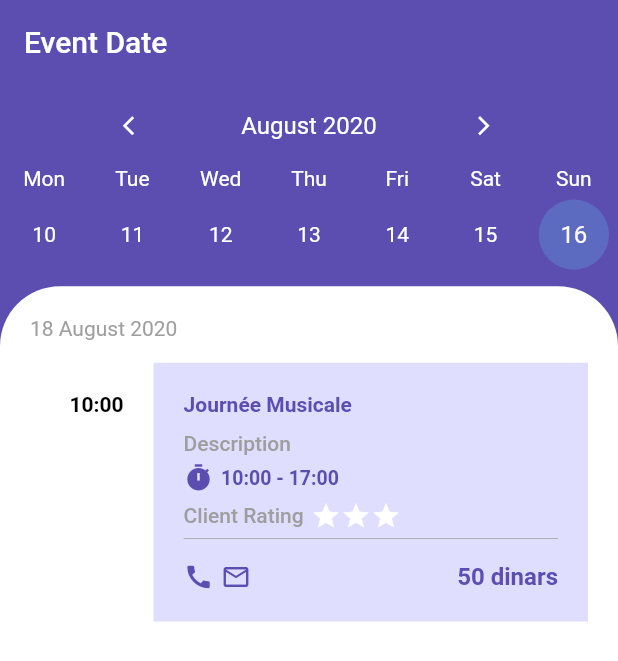
After one commit to Linagharbi/Education-app-flutter, a Flutter app: the calendarPage screen opened directly, on a phone screen of 412 x 824 dp. The commit adds this screen. Shown: the top 661 px of the screen. Run offline on Flutter 3.47's test engine with Material 2 defaults, Android fonts, the phone set to English and light mode, and no system bars; drawn by our look-alikes of overlay_support, table_calendar; our stand-ins replace bloc, cloud_firestore, device_info, firebase_messaging, flutter_bloc, rxdart; accounts and stored records are empty.

Commit message:
Events Commit

```diff
--- /dev/null
+++ b/lib/src/screens/menus/events/CalendarEventPage.dart
@@ -0,0 +1,241 @@
+import 'package:flutter/material.dart';
+import 'package:table_calendar/table_calendar.dart';
+
+class CalendarEventPage extends StatelessWidget {
+  @override
+  Widget build(BuildContext context) {
+    return MaterialApp(
+      debugShowCheckedModeBanner: false,
+      home: calendarPage(),
+      theme: ThemeData(fontFamily: 'ubuntu'),
+    );
+  }
+}
+
+class calendarPage extends StatefulWidget {
+  @override
+  _calendarPageState createState() => _calendarPageState();
+}
+
+class _calendarPageState extends State<calendarPage> {
+  CalendarController _calendarController;
+  @override
+  void initState() {
+    super.initState();
+    _calendarController = CalendarController();
+  }
+
+  @override
+  void dispose() {
+    // TODO: implement dispose
+    _calendarController.dispose();
+    super.dispose();
+  }
+
+  @override
+  Widget build(BuildContext context) {
+    return Scaffold(
+      backgroundColor: Color(0xff5c4db1),
+      appBar: AppBar(
+        elevation: 0,
+        backgroundColor: Colors.transparent,
+        title: Text(
+          "Event Date",
+          style: TextStyle(color: Colors.white),
+        ),
+      ),
+      body: Column(
+        children: [
+          TableCalendar(
+            calendarController: _calendarController,
+            initialCalendarFormat: CalendarFormat.week,
+            startingDayOfWeek: StartingDayOfWeek.monday,
+            formatAnimation: FormatAnimation.slide,
+            headerStyle: HeaderStyle(
+              centerHeaderTitle: true,
+              formatButtonVisible: false,
+              titleTextStyle: TextStyle(color: Colors.white, fontSize: 16),
+              leftChevronIcon: Icon(
+                Icons.arrow_back_ios,
+                color: Colors.white,
+                size: 15,
+              ),
+              rightChevronIcon: Icon(
+                Icons.arrow_forward_ios,
+                color: Colors.white,
+                size: 15,
+              ),
+              leftChevronMargin: EdgeInsets.only(left: 70),
+              rightChevronMargin: EdgeInsets.only(right: 70),
+            ),
+            calendarStyle: CalendarStyle(
+                weekendStyle: TextStyle(color: Colors.white),
+                weekdayStyle: TextStyle(color: Colors.white)),
+            daysOfWeekStyle: DaysOfWeekStyle(
+                weekendStyle: TextStyle(color: Colors.white),
+                weekdayStyle: TextStyle(color: Colors.white)),
+          ),
+          SizedBox(
+            height: 5,
+          ),
+          Expanded(
+            child: Container(
+              padding: EdgeInsets.all(20),
+              decoration: BoxDecoration(
+                  borderRadius: BorderRadius.only(
+                      topLeft: Radius.circular(40),
+                      topRight: Radius.circular(40)),
+                  color: Colors.white),
+              child: Container(
+                child: SingleChildScrollView(
+                  child: Column(
+                    children: [
+                      Row(
+                        children: [
+                          Text(
+                            "18 August 2020",
+                            style: TextStyle(color: Colors.grey),
+                          )
+                        ],
+                      ),
+                      SizedBox(
+                        height: 15,
+                      ),
+                      Column(
+                        children: [
+                          dayTask("10:00", "Journée Musicale"),
+                          // dayTask("11 am", "Alexandra Johnson"),
+                          // dayTask("2 pm", "Michael Hamilton"),
+                        ],
+                      )
+                    ],
+                  ),
+                ),
+              ),
+            ),
+          )
+        ],
+      ),
+    );
+  }
+
+  Row dayTask(String time, String name) {
+    return Row(
+      crossAxisAlignment: CrossAxisAlignment.start,
+      children: [
+        Container(
+          padding: EdgeInsets.all(20),
+          width: MediaQuery.of(context).size.width * 0.2,
+          child: Text(
+            time,
+            style: TextStyle(
+              color: Colors.black,
+              fontWeight: FontWeight.w700,
+            ),
+            textAlign: TextAlign.right,
+          ),
+        ),
+        Expanded(
+          child: Container(
+            margin: EdgeInsets.only(bottom: 20),
+            padding: EdgeInsets.all(20),
+            color: Color(0xffdfdeff),
+            child: Column(
+              crossAxisAlignment: CrossAxisAlignment.start,
+              children: [
+                Text(
+                  name,
+                  style: TextStyle(
+                      color: Color(0xff5c4db1), fontWeight: FontWeight.w700),
+                ),
+                SizedBox(
+                  height: 10,
+                ),
+                Text(
+                  'Description ',
+                  style: TextStyle(
+                      color: Colors.grey, fontWeight: FontWeight.w500),
+                ),
+                SizedBox(
+                  height: 5,
+                ),
+                Row(
+                  crossAxisAlignment: CrossAxisAlignment.center,
+                  children: [
+                    Icon(
+                      Icons.timer,
+                      color: Color(0xff5c4db1),
+                    ),
+                    SizedBox(
+                      width: 5,
+                    ),
+                    Text(
+                      "$time - 17:00",
+                      style: TextStyle(
+                          color: Color(0xff5c4db1),
+                          fontSize: 13,
+                          fontWeight: FontWeight.w600),
+                    )
+                  ],
+                ),
+                SizedBox(
+                  height: 5,
+                ),
+                Row(
+                  children: [
+                    Text(
+                      "Client Rating",
+                      style: TextStyle(
+                          color: Colors.grey, fontWeight: FontWeight.w500),
+                    ),
+                    SizedBox(
+                      width: 5,
+                    ),
+                    Icon(Icons.star),
+                    Icon(Icons.star),
+                    Icon(Icons.star),
+                  ],
+                ),
+                SizedBox(
+                  height: 5,
+                ),
+                Container(
+                  height: 0.5,
+                  color: Colors.grey,
+                ),
+                SizedBox(
+                  height: 15,
+                ),
+                Row(
+                  children: [
+                    Icon(
+                      Icons.call,
+                      color: Color(0xff5c4db1),
+                    ),
+                    SizedBox(
+                      width: 5,
+                    ),
+                    Icon(
+                      Icons.mail_outline,
+                      color: Color(0xff5c4db1),
+                    ),
+                    Expanded(
+                      child: Container(),
+                    ),
+                    Text(
+                      "50\ dinars",
+                      style: TextStyle(
+                          color: Color(0xff5c4db1),
+                          fontSize: 16,
+                          fontWeight: FontWeight.w600),
+                    )
+                  ],
+                )
+              ],
+            ),
+          ),
+        )
+      ],
+    );
+  }
+}
--- a/lib/src/utils/choose_menu.dart
+++ b/lib/src/utils/choose_menu.dart
@@ -1,3 +1,4 @@
+import 'package:education_app/src/screens/menus/events/CalendarEventPage.dart';
 import 'package:education_app/src/screens/menus/payment.dart';
 import 'package:education_app/src/screens/menus/results.dart';
 import 'package:education_app/src/screens/menus/time_table/time_table.dart';
@@ -28,7 +29,7 @@ class MenuChoice {
       case 22: //Exercices
         return ProfilePage();
       case 23: //Evénements
-        return ProfilePage();
+        return CalendarEventPage();
       case 24: //Résultats
         return ProfilePage();
       case 25: //Discipline
--- a/pubspec.yaml
+++ b/pubspec.yaml
@@ -44,6 +44,11 @@ dependencies:
   intl: ^0.16.1
   ### UserSina Dependencies
 
+  ### UserLina Dependencies
+  table_calendar: ^2.2.3
+
+  ### UserLina Dependencies
+
 dev_dependencies:
   flutter_test:
     sdk: flutter
```
Also changed, not shown: pubspec.lock.
